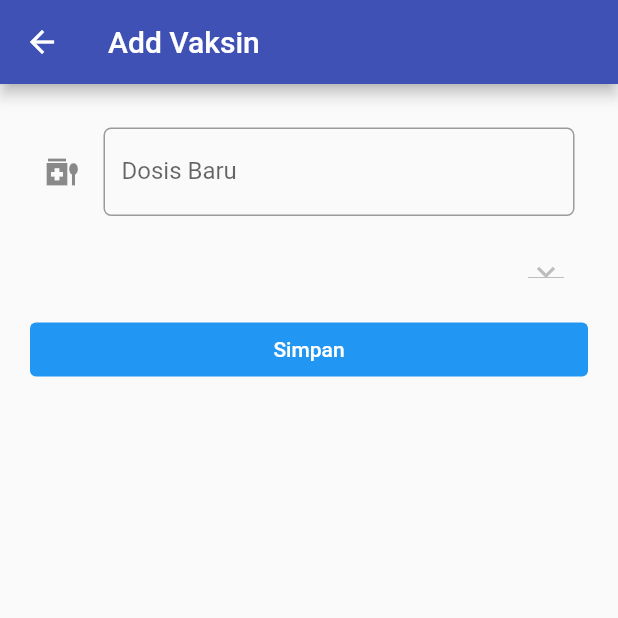
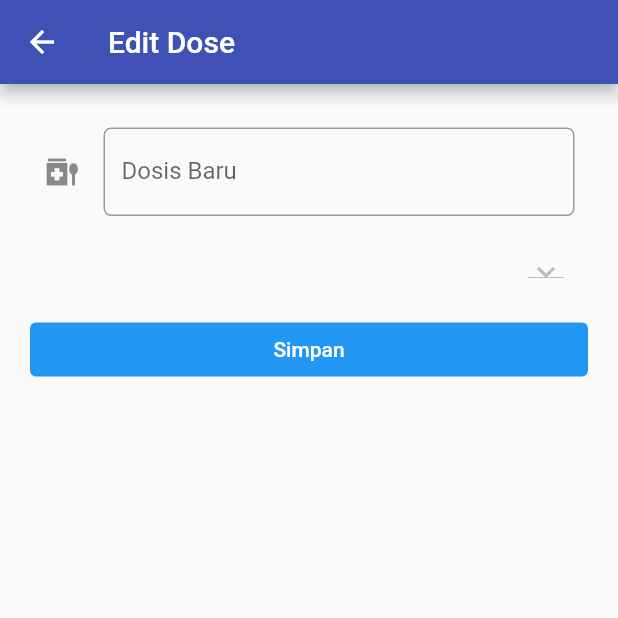
Before and after one commit to Nicholas-Sidharta12365/medstem-apk, a Flutter app: the EditDosePage screen opened directly, on a phone screen of 412 x 824 dp, the top half of it. Run offline on Flutter 3.47's test engine with Material 2 defaults, Android fonts, the phone set to English and light mode, and no system bars; our stand-ins replace flutter_speed_dial; missing offline and left inert: pbp_django_auth.

Commit message:
change title

```diff
--- a/lib/pages/vaksin/edit_dose.dart
+++ b/lib/pages/vaksin/edit_dose.dart
@@ -27,7 +27,7 @@ class _EditDosePageState extends State<EditDosePage> {
   Widget build (BuildContext context) {
     final request = context.watch<CookieRequest>();
     return Scaffold(
-      appBar: AppBar(title: const Text('Add Vaksin')),
+      appBar: AppBar(title: const Text('Edit Dose')),
       body: Form(
         key: _formKey,
         child: SingleChildScrollView(
```
